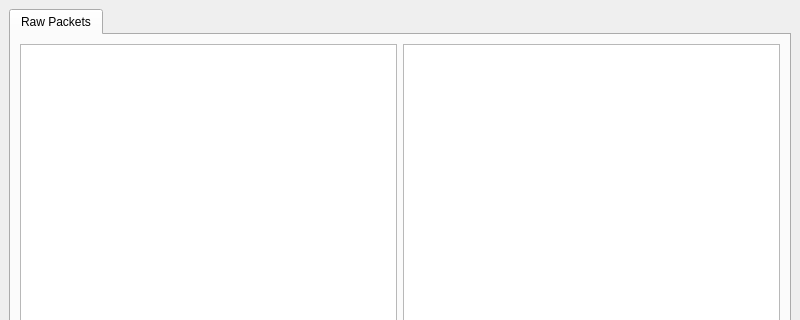
This is modbus_parser_viewer.ui in EuphoricCatface/ModbusRTUSniffer-PySide as Qt 5 draws it before an edit; both pictures show x 0 to 800 and y 0 to 320 of the 800 by 600 pixel window. The edited form follows.
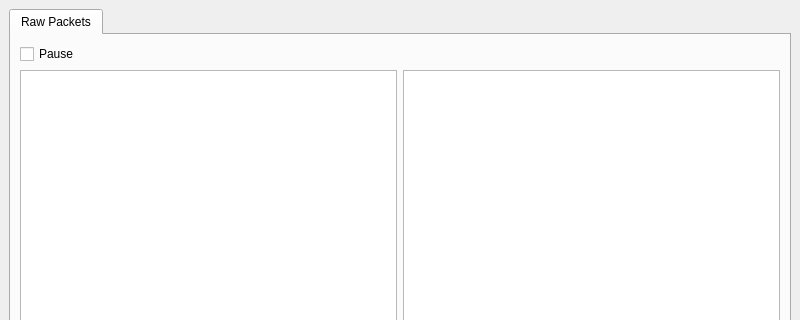
This is the edited form.

Commit message: Add pause for the raw viewer

The edit to the form file:
```diff
--- a/modbus_parser_viewer.ui
+++ b/modbus_parser_viewer.ui
@@ -25,20 +25,27 @@
         <string>Raw Packets</string>
        </attribute>
        <layout class="QGridLayout" name="gridLayout_2">
-        <item row="0" column="0">
+        <item row="1" column="0">
          <widget class="QPlainTextEdit" name="plainTextEdit_Raw">
           <property name="textInteractionFlags">
            <set>Qt::TextInteractionFlag::TextSelectableByKeyboard|Qt::TextInteractionFlag::TextSelectableByMouse</set>
           </property>
          </widget>
         </item>
-        <item row="0" column="1">
+        <item row="1" column="1">
          <widget class="QPlainTextEdit" name="plainTextEdit_Parsed">
           <property name="textInteractionFlags">
            <set>Qt::TextInteractionFlag::TextSelectableByKeyboard|Qt::TextInteractionFlag::TextSelectableByMouse</set>
           </property>
          </widget>
         </item>
+        <item row="0" column="0">
+         <widget class="QCheckBox" name="checkBox_pause">
+          <property name="text">
+           <string>Pause</string>
+          </property>
+         </widget>
+        </item>
        </layout>
       </widget>
      </widget>
```
The commit also changes 2 other files.
